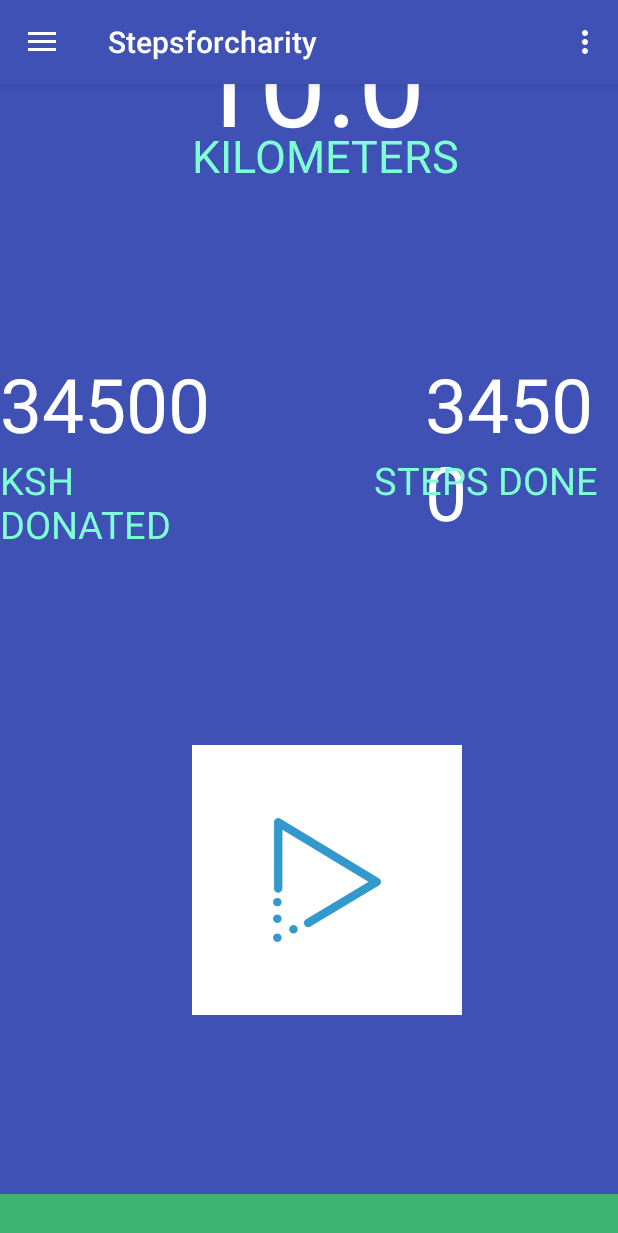
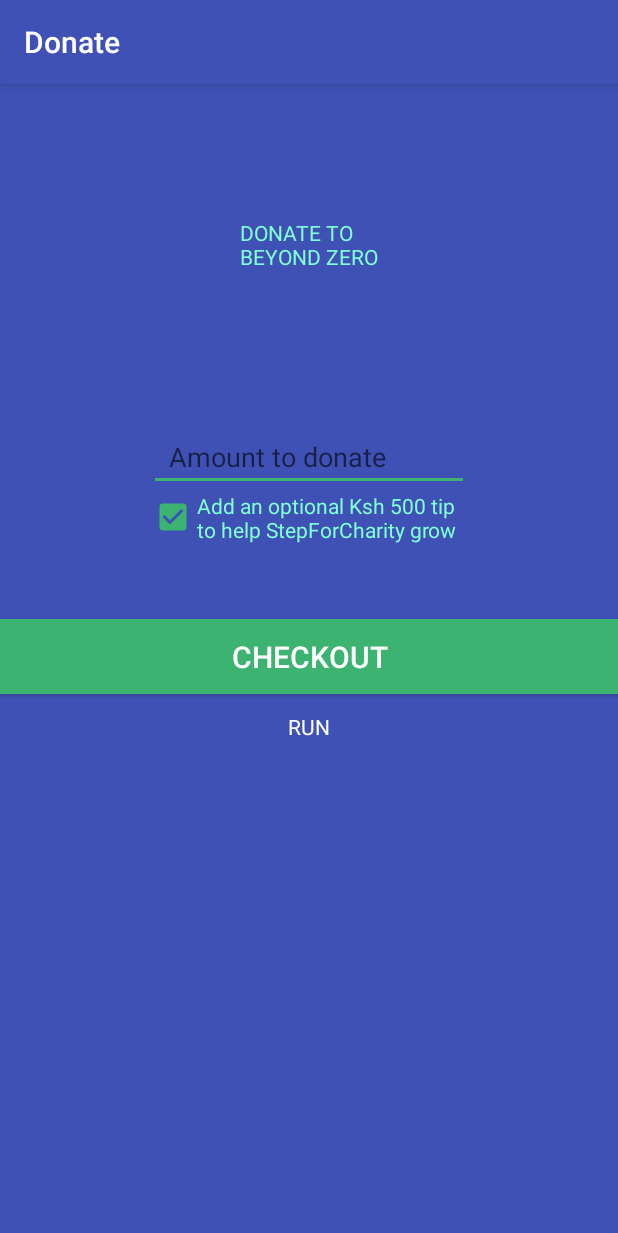
Before and after one commit to 0n1s/stepsforcharity, an Android app: the screen it shows after launch (MainActivity before the commit, Donate after it), on a phone screen of 412 x 824 dp. Shown: the top 1233 px of the screen. Run offline under Robolectric (Android 15) with nearby library versions, the phone set to English and light mode, and no system bars.

Commit message:
finished screen donate and main

```diff
--- /dev/null
+++ b/app/src/main/java/com/example/valentine/stepsforcharity/Donate.java
@@ -0,0 +1,18 @@
+package com.example.valentine.stepsforcharity;
+
+import android.os.Bundle;
+import android.support.v7.app.AppCompatActivity;
+import android.support.v7.widget.Toolbar;
+
+public class Donate extends AppCompatActivity {
+
+    @Override
+    protected void onCreate(Bundle savedInstanceState) {
+        super.onCreate(savedInstanceState);
+        setContentView(R.layout.activity_donate);
+        Toolbar toolbar = (Toolbar) findViewById(R.id.toolbar);
+        setSupportActionBar(toolbar);
+
+    }
+
+}
--- a/app/src/main/java/com/example/valentine/stepsforcharity/MainActivity.java
+++ b/app/src/main/java/com/example/valentine/stepsforcharity/MainActivity.java
@@ -56,14 +56,14 @@ public class MainActivity extends AppCompatActivity
         NavigationView navigationView = (NavigationView) findViewById(R.id.nav_view);
         navigationView.setNavigationItemSelectedListener(this);
 
-//declarations of variable to be used;
-        dist=(TextView)findViewById(R.id.dist);//distance
-        steps=(TextView)findViewById(R.id.steps);//steps
-        cash=(TextView)findViewById(R.id.cash);//money
+////declarations of variable to be used;
+//        dist=(TextView)findViewById(R.id.dist);//distance
+//        steps=(TextView)findViewById(R.id.steps);//steps
+//        cash=(TextView)findViewById(R.id.cash);//money
 
 
-        imageview2=(ImageView)findViewById(R.id.imageView2);//start/stop
-        imageView3=(ImageView)findViewById(R.id.imageView3);//stop
+        imageview2=(ImageView)findViewById(R.id.imageButton);//start/stop
+        imageView3=(ImageView)findViewById(R.id.imageButton);//stop
 
 //        money=(EditText)findViewById(R.id.editText);
 imageview2.setOnClickListener(new View.OnClickListener() {
@@ -72,7 +72,7 @@ imageview2.setOnClickListener(new View.OnClickListener() {
     {
 
         ImageView imageView = (ImageView) view;
-        assert(R.id.imageView2 == imageView.getId());
+        assert(R.id.imageButton == imageView.getId());
         Integer integer = (Integer) imageView.getTag();
         integer = integer == null ? 0 : integer;
 
--- /dev/null
+++ b/app/src/main/res/layout/activity_donate.xml
@@ -0,0 +1,28 @@
+<?xml version="1.0" encoding="utf-8"?>
+<android.support.design.widget.CoordinatorLayout xmlns:android="http://schemas.android.com/apk/res/android"
+    xmlns:app="http://schemas.android.com/apk/res-auto"
+    xmlns:tools="http://schemas.android.com/tools"
+    android:layout_width="match_parent"
+    android:layout_height="match_parent"
+    android:fitsSystemWindows="true"
+    tools:context="com.example.valentine.stepsforcharity.Donate">
+
+    <android.support.design.widget.AppBarLayout
+        android:layout_width="match_parent"
+        android:layout_height="wrap_content"
+        android:theme="@style/AppTheme.AppBarOverlay">
+
+        <android.support.v7.widget.Toolbar
+            android:id="@+id/toolbar"
+            android:layout_width="match_parent"
+            android:layout_height="?attr/actionBarSize"
+            android:background="?attr/colorPrimary"
+            app:popupTheme="@style/AppTheme.PopupOverlay" />
+
+    </android.support.design.widget.AppBarLayout>
+
+    <include layout="@layout/content_donate" />
+
+
+
+</android.support.design.widget.CoordinatorLayout>
--- /dev/null
+++ b/app/src/main/res/layout/content_donate.xml
@@ -0,0 +1,68 @@
+<?xml version="1.0" encoding="utf-8"?>
+<RelativeLayout xmlns:android="http://schemas.android.com/apk/res/android"
+    xmlns:app="http://schemas.android.com/apk/res-auto"
+    xmlns:tools="http://schemas.android.com/tools"
+    android:id="@+id/content_donate"
+    android:layout_width="match_parent"
+    android:layout_height="match_parent"
+    android:background="@color/colorPrimary"
+    app:layout_behavior="@string/appbar_scrolling_view_behavior"
+    tools:context="com.example.valentine.stepsforcharity.Donate"
+    tools:showIn="@layout/activity_donate">
+
+    <CheckBox
+        android:text="Add an optional Ksh 500 tip \nto help StepForCharity grow"
+        android:layout_width="wrap_content"
+        android:layout_height="wrap_content"
+        android:id="@+id/checkBox"
+        android:textColor="@color/Aquamarine"
+        android:layout_below="@+id/editText"
+        android:layout_alignLeft="@+id/editText"
+        android:layout_alignStart="@+id/editText"
+        android:checked="true" />
+
+    <Button
+        android:text="CHECKOUT"
+        android:textSize="20sp"
+        android:background="@color/MediumSeaGreen"
+        android:textColor="@color/White"
+        android:layout_width="match_parent"
+        android:layout_height="50dp"
+        android:id="@+id/button"
+        android:layout_below="@+id/checkBox"
+        android:layout_alignParentLeft="true"
+        android:layout_alignParentStart="true"
+        android:layout_marginTop="50dp" />
+
+    <TextView
+        android:text="DONATE TO \nBEYOND ZERO"
+        android:layout_width="wrap_content"
+        android:layout_height="wrap_content"
+        android:textColor="@color/Aquamarine"
+        android:id="@+id/textView11"
+        android:layout_marginTop="89dp"
+        android:layout_alignParentTop="true"
+        android:layout_centerHorizontal="true" />
+
+    <EditText
+        android:layout_width="wrap_content"
+        android:layout_height="wrap_content"
+        android:inputType="textPersonName"
+        android:hint="  Amount to donate"
+        android:textColor="@color/White"
+        android:ems="10"
+        android:layout_marginTop="101dp"
+        android:id="@+id/editText"
+        android:layout_below="@+id/textView11"
+        android:layout_centerHorizontal="true" />
+
+    <TextView
+        android:text="RUN"
+        android:textColor="@color/White"
+        android:layout_width="wrap_content"
+        android:layout_height="wrap_content"
+        android:id="@+id/textView12"
+        android:layout_below="@+id/button"
+        android:layout_centerHorizontal="true"
+        android:layout_marginTop="12dp" />
+</RelativeLayout>
--- a/app/src/main/res/layout/content_main.xml
+++ b/app/src/main/res/layout/content_main.xml
@@ -1,151 +1,100 @@
 <?xml version="1.0" encoding="utf-8"?>
-<ScrollView xmlns:android="http://schemas.android.com/apk/res/android"
+<RelativeLayout xmlns:android="http://schemas.android.com/apk/res/android"
     xmlns:app="http://schemas.android.com/apk/res-auto"
     xmlns:tools="http://schemas.android.com/tools"
     android:layout_width="match_parent"
-    android:background="@color/colorPrimary"
+    android:paddingTop="50dp"
+    android:background="@color/colorPrimaryDark"
     android:layout_height="match_parent">
 
-
-
-<RelativeLayout xmlns:android="http://schemas.android.com/apk/res/android"
-    xmlns:app="http://schemas.android.com/apk/res-auto"
-    xmlns:tools="http://schemas.android.com/tools"
-    android:id="@+id/content_main"
-    android:layout_width="match_parent"
-    android:background="@color/colorPrimary"
-    android:layout_height="match_parent"
-    app:layout_behavior="@string/appbar_scrolling_view_behavior"
-    tools:context="com.example.valentine.stepsforcharity.MainActivity"
-    tools:showIn="@layout/app_bar_main">
+    <TextView
+        android:text="100"
+        android:layout_width="wrap_content"
+        android:layout_height="wrap_content"
+        android:textSize="50dp"
+        android:textColor="@color/white"
+        android:layout_centerHorizontal="true"
+        android:id="@+id/textView3" />
 
     <TextView
+        android:text="KIlometres"
+        android:textSize="25dp"
+        android:textColor="@color/Aquamarine"
         android:layout_width="wrap_content"
         android:layout_height="wrap_content"
-        android:textAppearance="?android:attr/textAppearanceMedium"
-        android:text="10.0"
-        android:textColor="@color/white"
-        android:id="@+id/dist"
-        android:textSize="80dp"
-        android:layout_alignParentTop="true"
+        android:id="@+id/textView6"
+        android:layout_below="@+id/textView3"
         android:layout_centerHorizontal="true" />
 
+    <TextView
+        android:text="3490"
+        android:textColor="@color/White"
+        android:textSize="55dp"
+        android:layout_width="wrap_content"
+        android:layout_height="wrap_content"
+        android:layout_below="@+id/textView6"
+        android:layout_alignParentLeft="true"
+        android:layout_alignParentStart="true"
+        android:id="@+id/textView7" />
 
     <TextView
+        android:text="3700"
         android:layout_width="wrap_content"
         android:layout_height="wrap_content"
-        android:textAppearance="?android:attr/textAppearanceSmall"
-        android:text="KILOMETERS"
-        android:textSize="30dp"
-        android:id="@+id/textView2"
+        android:textColor="@color/White"
+
+        android:textSize="55dp"
+        android:layout_below="@+id/textView6"
+        android:layout_alignParentRight="true"
+        android:layout_alignParentEnd="true"
+        android:id="@+id/textView8" />
+
+    <TextView
+        android:text="Steps"
         android:textColor="@color/Aquamarine"
-        android:layout_alignParentTop="true"
-        android:layout_alignLeft="@+id/dist"
-        android:layout_alignStart="@+id/dist"
-        android:layout_marginTop="83dp" />
+        android:layout_width="wrap_content"
+        android:layout_height="wrap_content"
+        android:textSize="25dp"
+        android:layout_below="@+id/textView7"
+        android:layout_alignParentLeft="true"
+        android:layout_alignParentStart="true"
+        android:id="@+id/textView9" />
+
+    <TextView
+        android:text="KSHs"
+        android:textSize="25dp"
+        android:textColor="@color/Aquamarine"
+        android:layout_width="wrap_content"
+        android:layout_height="wrap_content"
+        android:layout_alignBottom="@+id/textView9"
+        android:layout_alignParentRight="true"
+        android:layout_alignParentEnd="true"
+        android:layout_marginRight="11dp"
+        android:layout_marginEnd="11dp"
+        android:id="@+id/textView10" />
 
     <ImageView
-        android:layout_width="wrap_content"
-        android:layout_height="wrap_content"
-        android:id="@+id/imageView3" />
-
-    <TextView
-        android:layout_width="wrap_content"
-        android:layout_height="wrap_content"
-        android:textAppearance="?android:attr/textAppearanceMedium"
-        android:text="34500"
-        android:textColor="@color/white"
-        android:id="@+id/steps"
-        android:textSize="50dp"
-        android:layout_marginTop="111dp"
-        android:layout_below="@+id/textView2"
-        android:layout_toRightOf="@+id/dist"
-        android:layout_toEndOf="@+id/dist" />
-
-    <TextView
-        android:layout_width="wrap_content"
-        android:layout_height="wrap_content"
-        android:textAppearance="?android:attr/textAppearanceSmall"
-        android:text="STEPS DONE"
-        android:textSize="25dp"
-        android:id="@+id/textView3"
-        android:textColor="@color/Aquamarine"
-        android:layout_marginRight="13dp"
-        android:layout_marginEnd="13dp"
-        android:layout_below="@+id/cash"
-        android:layout_alignRight="@+id/steps"
-        android:layout_alignEnd="@+id/steps" />
-
-    <TextView
-        android:layout_width="wrap_content"
-        android:layout_height="wrap_content"
-        android:textAppearance="?android:attr/textAppearanceMedium"
-        android:text="34500"
-        android:textColor="@color/white"
-        android:id="@+id/cash"
-        android:textSize="50dp"
-        android:layout_alignBaseline="@+id/steps"
-        android:layout_alignBottom="@+id/steps"
-        android:layout_alignLeft="@+id/textView4"
-        android:layout_alignStart="@+id/textView4" />
-
-    <TextView
-        android:layout_width="wrap_content"
-        android:layout_height="wrap_content"
-        android:textAppearance="?android:attr/textAppearanceSmall"
-        android:text="KSH DONATED"
-        android:textSize="25dp"
-        android:id="@+id/textView4"
-        android:textColor="@color/Aquamarine"
-        android:layout_below="@+id/cash"
-        android:layout_toLeftOf="@+id/textView2"
-        android:layout_toStartOf="@+id/textView2" />
-
-    <ImageView
-        android:layout_width="180dp"
-        android:layout_height="180dp"
-        android:id="@+id/imageView2"
-        android:src="@drawable/iconplay"
-        android:background="@color/white"
-        android:layout_marginTop="130dp"
-        android:layout_below="@+id/textView4"
-        android:layout_toRightOf="@+id/textView4"
-        android:layout_toEndOf="@+id/textView4" />
+        android:layout_width="200dp"
+        android:layout_height="200dp"
+        android:backgroundTint="@color/White"
+        app:srcCompat="@drawable/iconplay"
+        android:background="@color/White"
+        android:layout_below="@+id/textView10"
+        android:layout_centerHorizontal="true"
+        android:id="@+id/imageButton" />
 
     <Button
-        android:text="DONATE HERE"
-        android:layout_width="match_parent"
-        android:layout_height="80dp"
-        android:textColor="@color/white"
+        android:text="donate here"
+        android:textColor="@color/White"
         android:background="@color/MediumSeaGreen"
-        android:textSize="25dp"
-        android:layout_below="@+id/imageView2"
-        android:layout_centerHorizontal="true"
-        android:layout_marginTop="119dp"
-        android:id="@+id/btndonate" />
-
-
-    <!--<ImageView-->
-        <!--android:layout_width="wrap_content"-->
-        <!--android:layout_height="wrap_content"-->
-        <!--android:id="@+id/imageView3"-->
-        <!--android:src="@drawable/donate"-->
- <!--/>-->
-
-    <!--<EditText-->
-        <!--android:layout_width="wrap_content"-->
-        <!--android:layout_height="wrap_content"-->
-        <!--android:inputType="number"-->
-        <!--android:ems="10"-->
-        <!--android:hint="Enter ammount to donate"-->
-        <!--android:id="@+id/editText"-->
-        <!--android:layout_marginBottom="31dp"-->
-        <!--android:layout_above="@+id/imageView3"-->
-        <!--android:layout_alignLeft="@+id/imageView3"-->
-        <!--android:layout_alignStart="@+id/imageView3" />-->
-
- <!---->
+        android:textSize="25sp"
+        android:layout_width="fill_parent"
+        android:layout_height="50dp"
+        android:layout_marginTop="22dp"
+        android:id="@+id/button2"
+        android:layout_below="@+id/imageButton"
+        android:layout_alignParentLeft="true"
+        android:layout_alignParentStart="true" />
 
 
 </RelativeLayout>
-</ScrollView>
--- a/app/src/main/res/values/strings.xml
+++ b/app/src/main/res/values/strings.xml
@@ -7,4 +7,5 @@
     <string name="action_settings">Settings</string>
     <string name="title_activity_login">Login</string>
     <string name="title_activity_signup">SignupActivity</string>
+    <string name="title_activity_donate">Donate</string>
 </resources>
```
Also changed, not shown: app/src/main/AndroidManifest.xml (+15 -11 lines).
